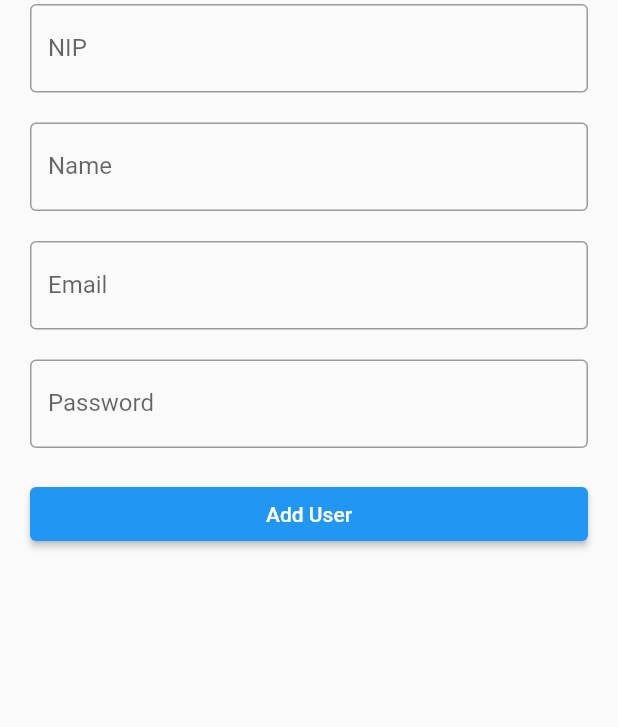
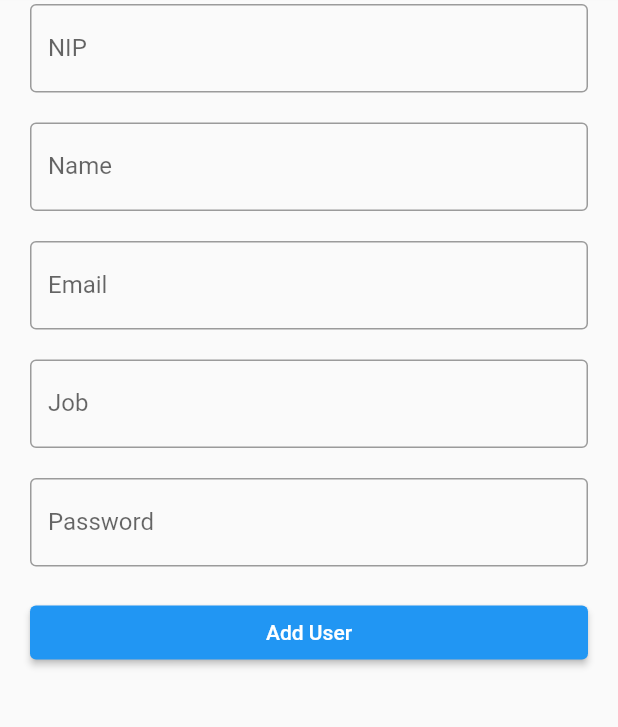
Before and after one commit to erixsyaifulr/flutter-getX-presence-app, a Flutter app: the AddUserView screen opened by its route, after a tap on "Add User", on a phone screen of 412 x 824 dp, the part 110-837 px from its top. Run offline on Flutter 3.47's test engine with Material 2 defaults, Android fonts, the phone set to English and light mode, and no system bars; our stand-ins replace cloud_firestore, convex_bottom_bar, firebase_auth, firebase_core, firebase_storage, get and 1 more; accounts and stored records are empty.

Commit message:
add field job in form add user

```diff
--- a/lib/app/modules/add_user/controllers/add_user_controller.dart
+++ b/lib/app/modules/add_user/controllers/add_user_controller.dart
@@ -7,6 +7,7 @@ class AddUserController extends GetxController {
   final nipController = TextEditingController();
   final nameController = TextEditingController();
   final emailController = TextEditingController();
+  final jobController = TextEditingController();
   final passwordController = TextEditingController();
   final adminPasswordController = TextEditingController();
   RxBool isLoading = false.obs;
@@ -18,6 +19,7 @@ class AddUserController extends GetxController {
     if (nameController.text.isNotEmpty &&
         nipController.text.isNotEmpty &&
         emailController.text.isNotEmpty &&
+        jobController.text.isNotEmpty &&
         passwordController.text.isNotEmpty) {
       Get.defaultDialog(
         title: "Validasi admin",
@@ -118,6 +120,7 @@ class AddUserController extends GetxController {
         'nip': nipController.text,
         'name': nameController.text,
         'email': emailController.text,
+        'job': jobController.text,
         'uid': uid,
         'role': "user",
         'created_at': DateTime.now().toIso8601String(),
--- a/lib/app/modules/add_user/views/add_user_view.dart
+++ b/lib/app/modules/add_user/views/add_user_view.dart
@@ -44,6 +44,15 @@ class AddUserView extends GetView<AddUserController> {
           SizedBox(height: 20),
           TextField(
             autocorrect: false,
+            controller: controller.jobController,
+            decoration: InputDecoration(
+              labelText: 'Job',
+              border: OutlineInputBorder(),
+            ),
+          ),
+          SizedBox(height: 20),
+          TextField(
+            autocorrect: false,
             controller: controller.passwordController,
             decoration: InputDecoration(
               labelText: 'Password',
```
